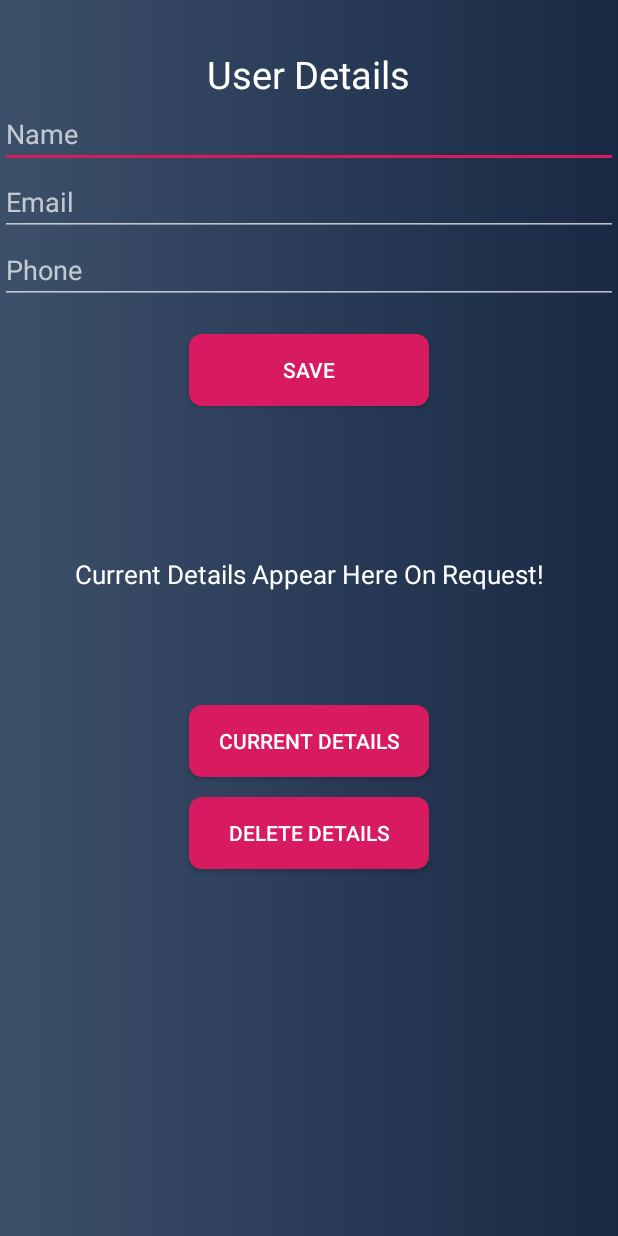
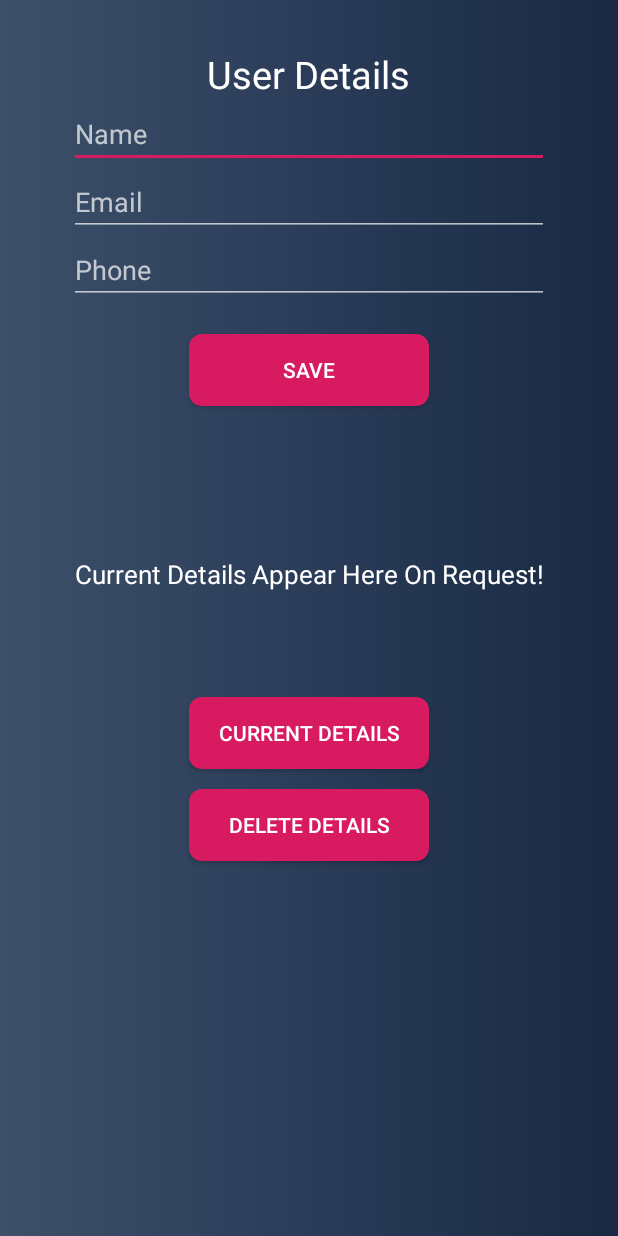
Before and after one commit to CrowMcM/projectTeam, an Android app: the UserActivity screen opened directly, with no data from a screen before it, on a phone screen of 412 x 824 dp. Run offline under Robolectric (Android 15) with nearby library versions, the phone set to English and light mode, and no system bars; our stand-ins replace Firebase (no records; nobody signed in at launch, a user with empty details on screens opened directly).

Commit message:
GUI change for user details page

```diff
--- a/app/src/main/res/layout/activity_details.xml
+++ b/app/src/main/res/layout/activity_details.xml
@@ -30,21 +30,24 @@
 
     <EditText
         android:id="@+id/name"
-        android:layout_width="match_parent"
+        android:layout_width="320dp"
         android:layout_height="wrap_content"
+        android:layout_gravity="center_horizontal"
         android:hint="Name"
         android:textColor="#FFFFFF" />
     <EditText
         android:id="@+id/email"
-        android:layout_width="match_parent"
+        android:layout_width="320dp"
         android:layout_height="wrap_content"
+        android:layout_gravity="center_horizontal"
         android:textColor="#FFFFFF"
         android:hint="Email"/>
     <EditText
         android:id="@+id/phone"
         android:textColor="#FFFFFF"
-        android:layout_width="match_parent"
+        android:layout_width="320dp"
         android:layout_height="wrap_content"
+        android:layout_gravity="center_horizontal"
         android:hint="Phone"/>
 
     <Button
@@ -71,7 +74,7 @@
         android:layout_width="160dp"
         android:layout_height="wrap_content"
         android:layout_gravity="center_horizontal"
-        android:layout_marginTop="75dp"
+        android:layout_marginTop="70dp"
         android:background="@drawable/mybutton"
         android:text="CURRENT DETAILS" />
 
```
